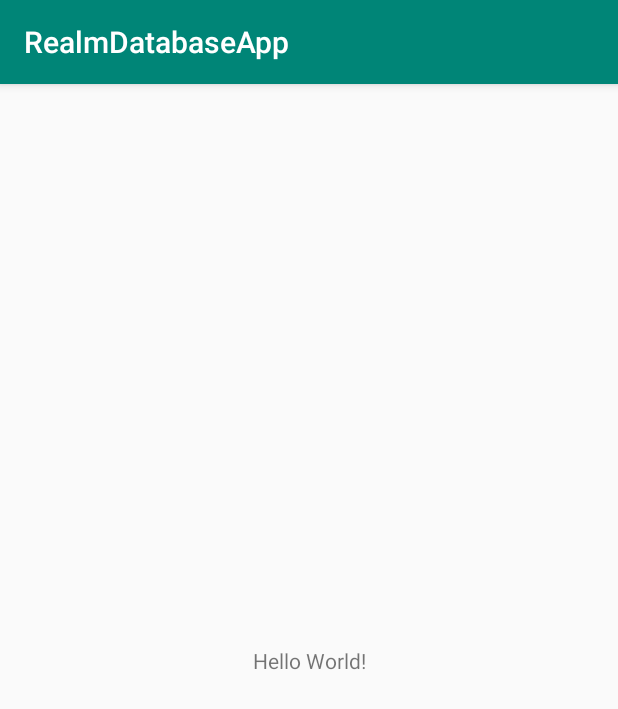
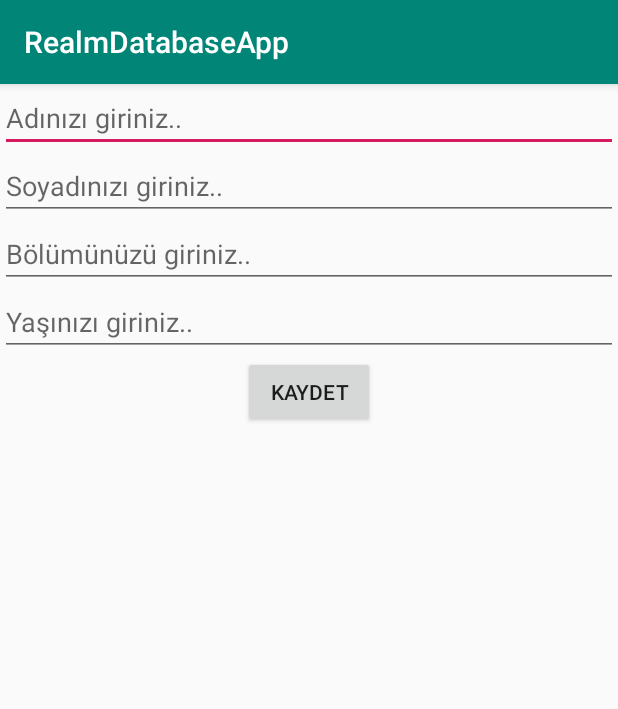
Before and after one commit to nrglmntrc/RealmDatabaseApp, an Android app: the screen it shows after launch (MainActivity), on a phone screen of 412 x 824 dp. Shown: the top 709 px of the screen. Run offline under Robolectric (Android 15) with nearby library versions, the phone set to English and light mode, and no system bars; libraries missing offline, so code that uses them is left out: io.realm; 3 statements that could not run were skipped.

Commit message:
Activity_main Classı
kullanıcı ekleme yapacağı için EditText ler ve eklenen kullanıcıların gösterilebilmesi içinde RecylerView tanımlamaları

```diff
--- a/app/src/main/java/com/nurgulmantarci/realmdatabaseapp/MainActivity.java
+++ b/app/src/main/java/com/nurgulmantarci/realmdatabaseapp/MainActivity.java
@@ -2,6 +2,7 @@ package com.nurgulmantarci.realmdatabaseapp;
 
 import android.support.v7.app.AppCompatActivity;
 import android.os.Bundle;
+import android.view.View;
 
 public class MainActivity extends AppCompatActivity {
 
@@ -10,4 +11,10 @@ public class MainActivity extends AppCompatActivity {
         super.onCreate(savedInstanceState);
         setContentView(R.layout.activity_main);
     }
+
+    public void addPerson(View view) {
+    }
+
+    public void dissmisChange(View view) {
+    }
 }
--- a/app/src/main/res/layout/activity_main.xml
+++ b/app/src/main/res/layout/activity_main.xml
@@ -1,18 +1,77 @@
 <?xml version="1.0" encoding="utf-8"?>
-<android.support.constraint.ConstraintLayout xmlns:android="http://schemas.android.com/apk/res/android"
+<RelativeLayout xmlns:android="http://schemas.android.com/apk/res/android"
     xmlns:app="http://schemas.android.com/apk/res-auto"
     xmlns:tools="http://schemas.android.com/tools"
     android:layout_width="match_parent"
     android:layout_height="match_parent"
     tools:context=".MainActivity">
 
-    <TextView
-        android:layout_width="wrap_content"
-        android:layout_height="wrap_content"
-        android:text="Hello World!"
-        app:layout_constraintBottom_toBottomOf="parent"
-        app:layout_constraintLeft_toLeftOf="parent"
-        app:layout_constraintRight_toRightOf="parent"
-        app:layout_constraintTop_toTopOf="parent" />
+    <LinearLayout
+        android:id="@+id/topLayout"
+        android:gravity="center_horizontal"
+        android:orientation="vertical"
+        android:layout_width="match_parent"
+        android:layout_height="wrap_content">
 
-</android.support.constraint.ConstraintLayout>
+        <EditText
+            android:id="@+id/personNameEdit"
+            android:hint="Adınızı giriniz.."
+            android:layout_width="match_parent"
+            android:layout_height="wrap_content" />
+        <EditText
+            android:id="@+id/personSurnameEdit"
+            android:hint="Soyadınızı giriniz.."
+            android:layout_width="match_parent"
+            android:layout_height="wrap_content" />
+        <EditText
+            android:id="@+id/personDepartmentEdit"
+            android:hint="Bölümünüzü giriniz.."
+            android:layout_width="match_parent"
+            android:layout_height="wrap_content" />
+        <EditText
+            android:id="@+id/personAgeEdit"
+            android:hint="Yaşınızı giriniz.."
+            android:inputType="number"
+            android:layout_width="match_parent"
+            android:layout_height="wrap_content" />
+
+        <LinearLayout
+            android:gravity="center_horizontal"
+            android:orientation="horizontal"
+            android:layout_width="match_parent"
+            android:layout_height="wrap_content">
+
+
+            <Button
+                android:id="@+id/addBttn"
+                android:layout_width="wrap_content"
+                android:layout_height="wrap_content"
+                android:text="Kaydet"
+                android:onClick="addPerson"
+                />
+
+            <Button
+                android:id="@+id/dismissBttn"
+                android:visibility="gone"
+                android:layout_width="wrap_content"
+                android:layout_height="wrap_content"
+                android:text="Vazgeç"
+                android:onClick="dissmisChange"
+                />
+
+        </LinearLayout>
+
+
+
+    </LinearLayout>
+
+
+    <android.support.v7.widget.RecyclerView
+        android:id="@+id/recycler_view"
+        android:layout_width="match_parent"
+        android:layout_height="match_parent"
+        android:layout_below="@+id/topLayout"
+        android:scrollbars="vertical" />
+
+
+</RelativeLayout>
```
Also changed, not shown: app/src/main/java/com/nurgulmantarci/realmdatabaseapp/adapter/CustomAdapter.java (line endings or trailing spaces).
